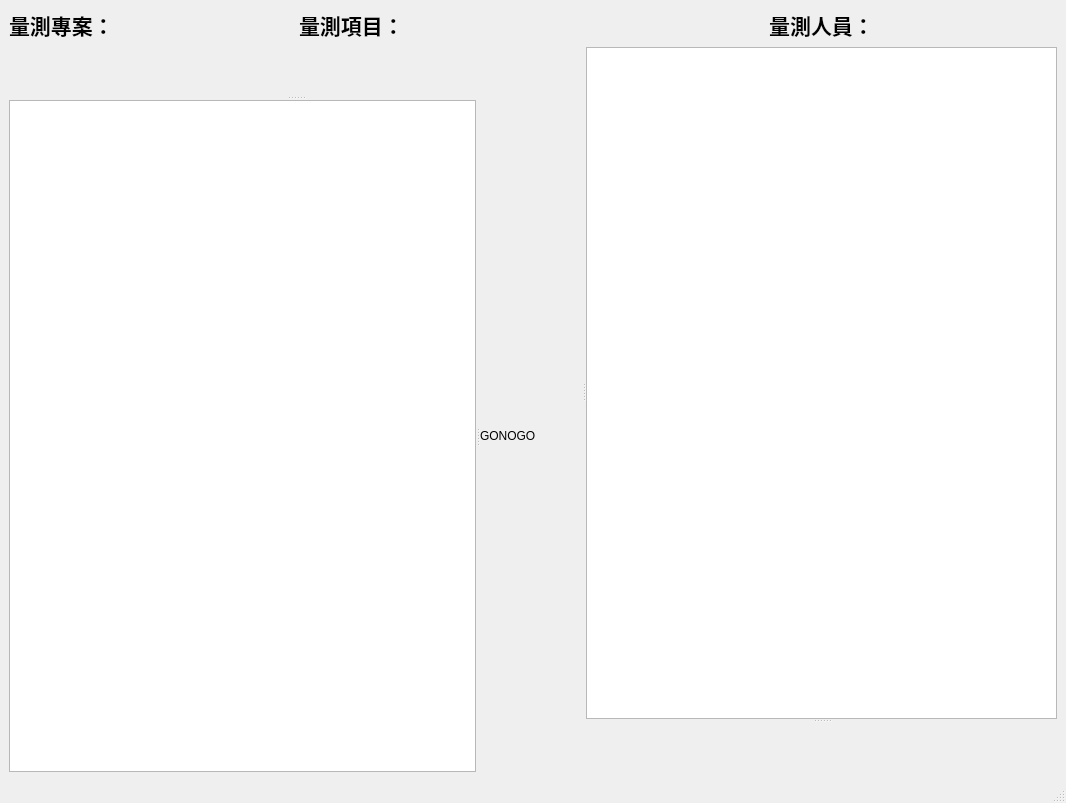
Old version of the form measure_mainwindow.ui in the repository a20202042/pdal-measurement_now.
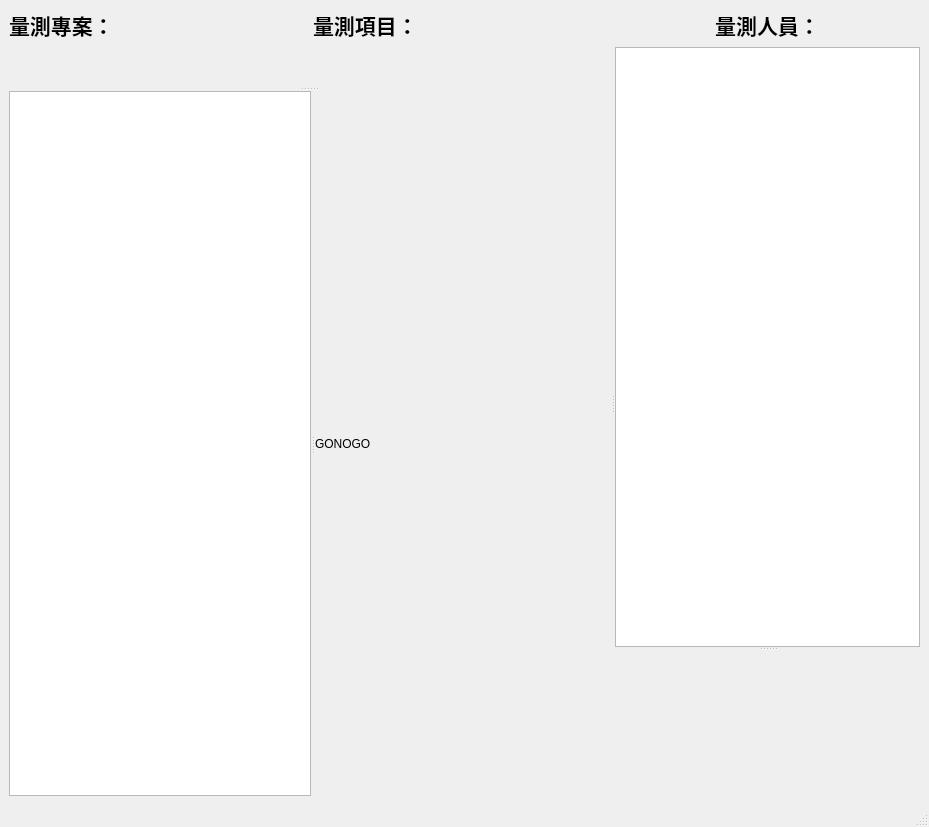
New version of the form. Icons and pictures are not drawn.

The edit to the form file:
```diff
--- a/measure_mainwindow.ui
+++ b/measure_mainwindow.ui
@@ -6,8 +6,8 @@
    <rect>
     <x>0</x>
     <y>0</y>
-    <width>1066</width>
-    <height>803</height>
+    <width>929</width>
+    <height>827</height>
    </rect>
   </property>
   <property name="windowTitle">
@@ -98,6 +98,12 @@
              <verstretch>0</verstretch>
             </sizepolicy>
            </property>
+           <property name="maximumSize">
+            <size>
+             <width>600</width>
+             <height>600</height>
+            </size>
+           </property>
            <property name="text">
             <string/>
            </property>
@@ -107,6 +113,9 @@
            <property name="scaledContents">
             <bool>true</bool>
            </property>
+           <property name="alignment">
+            <set>Qt::AlignCenter</set>
+           </property>
           </widget>
           <widget class="QSplitter" name="splitter">
            <property name="orientation">
@@ -114,22 +123,34 @@
            </property>
            <widget class="QTableWidget" name="tableWidget_project_item">
             <property name="sizePolicy">
-             <sizepolicy hsizetype="Ignored" vsizetype="Ignored">
+             <sizepolicy hsizetype="Ignored" vsizetype="Fixed">
               <horstretch>0</horstretch>
               <verstretch>0</verstretch>
              </sizepolicy>
             </property>
+            <property name="minimumSize">
+             <size>
+              <width>250</width>
+              <height>250</height>
+             </size>
+            </property>
            </widget>
            <widget class="QLabel" name="label_gonogo">
             <property name="enabled">
              <bool>true</bool>
             </property>
             <property name="sizePolicy">
-             <sizepolicy hsizetype="Expanding" vsizetype="Expanding">
+             <sizepolicy hsizetype="Ignored" vsizetype="Fixed">
               <horstretch>0</horstretch>
               <verstretch>0</verstretch>
              </sizepolicy>
             </property>
+            <property name="minimumSize">
+             <size>
+              <width>250</width>
+              <height>250</height>
+             </size>
+            </property>
             <property name="text">
              <string>GONOGO</string>
             </property>
@@ -171,6 +192,12 @@
              <verstretch>0</verstretch>
             </sizepolicy>
            </property>
+           <property name="maximumSize">
+            <size>
+             <width>3000</width>
+             <height>600</height>
+            </size>
+           </property>
           </widget>
           <widget class="QLabel" name="label_5">
            <property name="sizePolicy">
```
Left out of the diff: 2 changed lines with no effect on the pictures.
